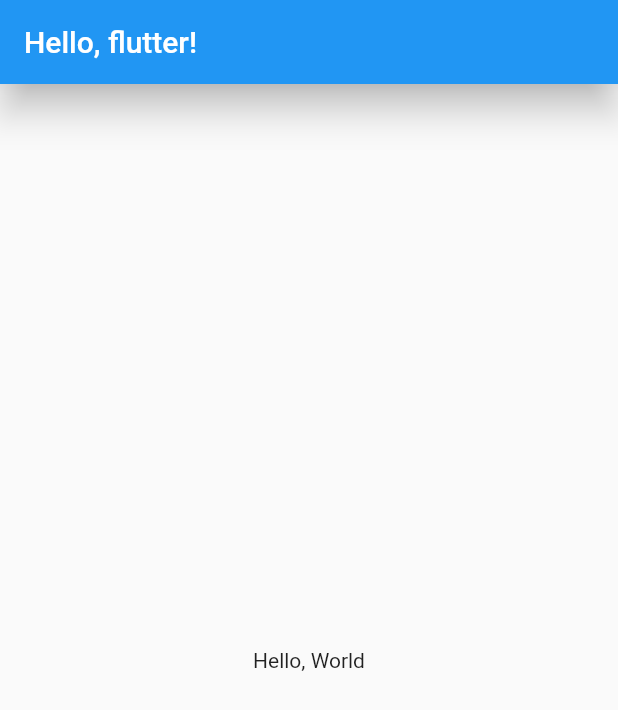
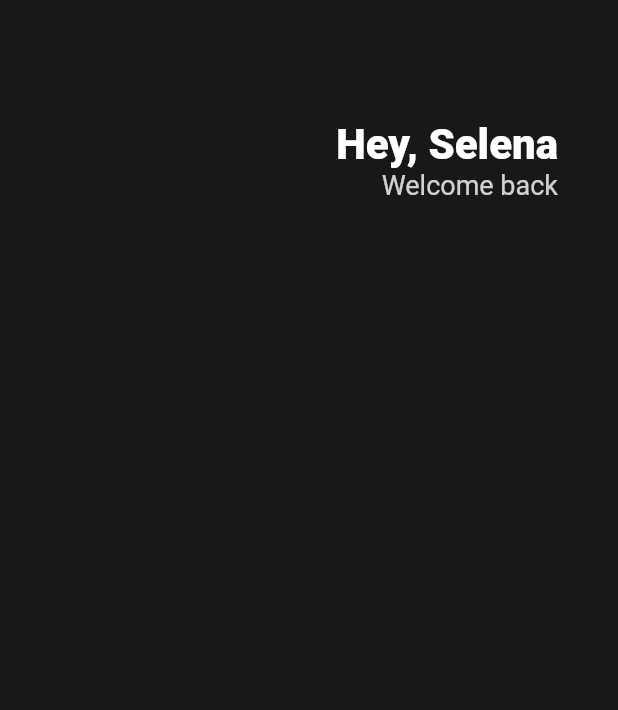
Before and after one commit to devlunch4/toonflix, a Flutter app: the screen it shows after launch, on a phone screen of 412 x 824 dp. Shown: the top 710 px of the screen. Run offline on Flutter 3.47's test engine with Material 2 defaults, Android fonts, the phone set to English and light mode, and no system bars.

Commit message:
#3.0 Header (16:47)

```diff
--- a/lib/main.dart
+++ b/lib/main.dart
@@ -15,13 +15,43 @@ class App extends StatelessWidget {
   Widget build(BuildContext context) {
     return MaterialApp(
       home: Scaffold(
-        appBar: AppBar(
-          centerTitle: false,
-          elevation: 10,
-          title: Text("Hello, flutter!"),
-        ),
-        body: Center(
-          child: Text("Hello, World"),
+        backgroundColor: Color(0xFf181818),
+        body: Padding(
+          padding: EdgeInsets.symmetric(
+            horizontal: 40,
+          ),
+          child: Column(
+            children: [
+              SizedBox(
+                height: 80,
+              ),
+              Row(
+                mainAxisAlignment: MainAxisAlignment.end,
+                children: [
+                  Column(
+                    crossAxisAlignment: CrossAxisAlignment.end,
+                    children: [
+                      Text(
+                        'Hey, Selena',
+                        style: TextStyle(
+                          color: Colors.white,
+                          fontSize: 28,
+                          fontWeight: FontWeight.w800,
+                        ),
+                      ),
+                      Text(
+                        "Welcome back",
+                        style: TextStyle(
+                          color: Colors.white.withOpacity(0.8),
+                          fontSize: 18,
+                        ),
+                      ),
+                    ],
+                  )
+                ],
+              )
+            ],
+          ),
         ),
       ),
     );
```
